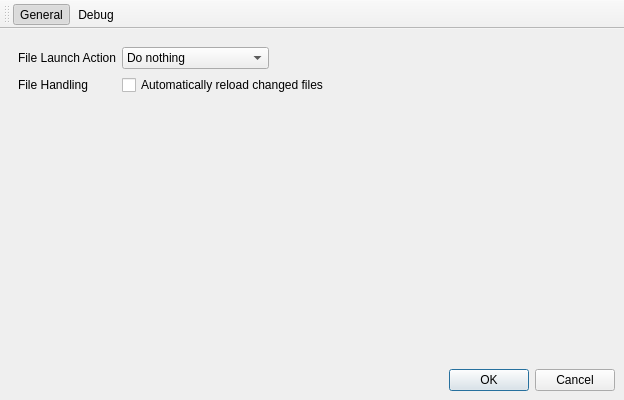
First picture: the form in src/browser/PreferencesDialog.ui, repository axr/browser, before the edit.
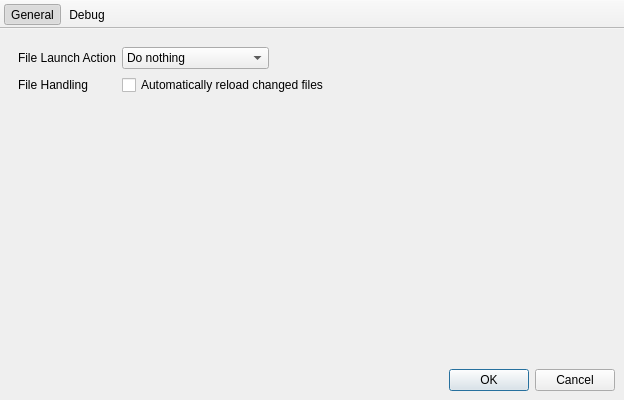
Second picture: the form after the edit. Icons and pictures are not drawn.

Commit message: Add native toolbar to preferences window.

What changed in the file:
```diff
--- a/src/browser/PreferencesDialog.ui
+++ b/src/browser/PreferencesDialog.ui
@@ -221,6 +221,9 @@
    <property name="windowTitle">
     <string>toolBar</string>
    </property>
+   <property name="movable">
+    <bool>false</bool>
+   </property>
    <property name="toolButtonStyle">
     <enum>Qt::ToolButtonTextUnderIcon</enum>
    </property>
```
Left out of the diff: 6 changed lines with no effect on the pictures. The commit also changes 3 other files.
